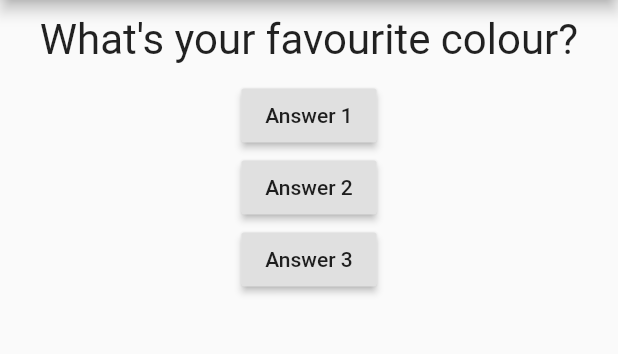
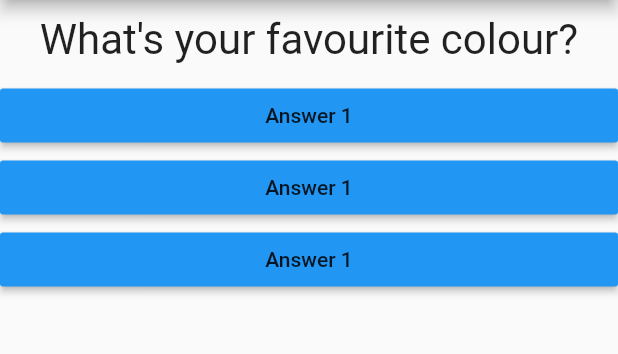
Before and after one commit to anuragraina/Quiz-App, a Flutter app: the screen it shows after launch, on a phone screen of 412 x 824 dp, the part 84-438 px from its top. Run offline on Flutter 3.47's test engine with Material 2 defaults, Android fonts, the phone set to English and light mode, and no system bars.

Commit message:
Separate answers in different file

```diff
--- /dev/null
+++ b/lib/answer.dart
@@ -0,0 +1,19 @@
+import 'package:flutter/material.dart';
+
+class Answer extends StatelessWidget {
+  final Function selectHandler;
+
+  Answer(this.selectHandler);
+
+  @override
+  Widget build(BuildContext context) {
+    return Container(
+      width: double.infinity,
+      child: RaisedButton(
+        color: Colors.blue,
+        child: Text("Answer 1"),
+        onPressed: selectHandler,
+      ),
+    );
+  }
+}
--- a/lib/main.dart
+++ b/lib/main.dart
@@ -1,6 +1,7 @@
 import 'package:flutter/material.dart';
 
 import './question.dart';
+import './answer.dart';
 
 void main() {
   runApp(MyApp());
@@ -42,18 +43,9 @@ class _MyAppState extends State<MyApp> {
             Question(
               questions[_questionIndex],
             ),
-            RaisedButton(
-              child: Text("Answer 1"),
-              onPressed: _answerQuestion,
-            ),
-            RaisedButton(
-              child: Text("Answer 2"),
-              onPressed: _answerQuestion,
-            ),
-            RaisedButton(
-              child: Text("Answer 3"),
-              onPressed: _answerQuestion,
-            ),
+            Answer(_answerQuestion),
+            Answer(_answerQuestion),
+            Answer(_answerQuestion),
           ],
         ),
       ),
```
Also changed, not shown: pubspec.lock.
